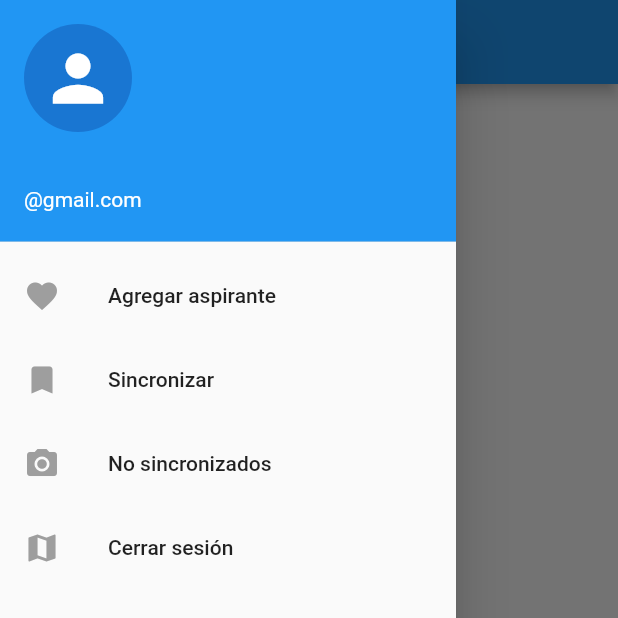
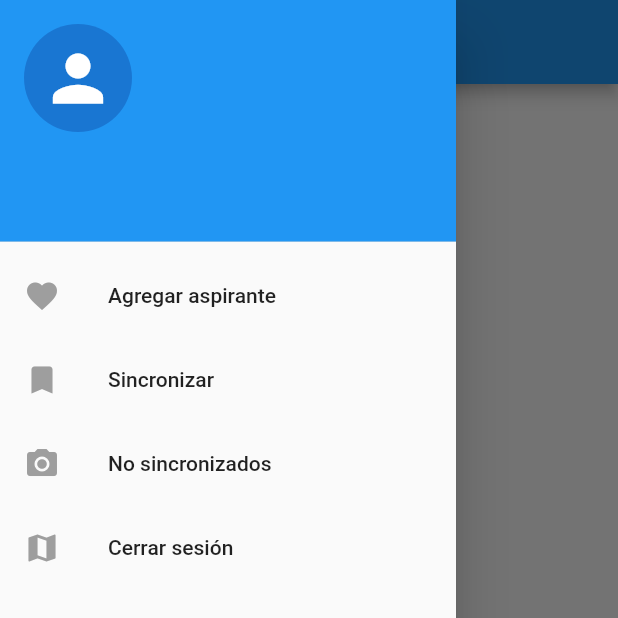
Before and after one commit to Memotets/ProyectoMovilesFlutter, a Flutter app: the MenuScreen screen opened directly with empty values, with the side drawer open, on a phone screen of 412 x 824 dp, the top half of it. Run offline on Flutter 3.47's test engine with Material 2 defaults, Android fonts, the phone set to English and light mode, and no system bars; our stand-ins replace fluttertoast, sqflite; accounts and stored records are empty.

Commit message:
Update menuScreen.dart

```diff
--- a/proyect/lib/screens/menuScreen.dart
+++ b/proyect/lib/screens/menuScreen.dart
@@ -29,7 +29,7 @@ class MenuScreen extends StatelessWidget {
                   child: Icon(Icons.person, color: Colors.white, size: 50.0),
                 ),
                 accountName: Text(user),
-                accountEmail: Text(user+'@gmail.com'),
+                accountEmail: null,
               ),
 
               ListTile(
```
